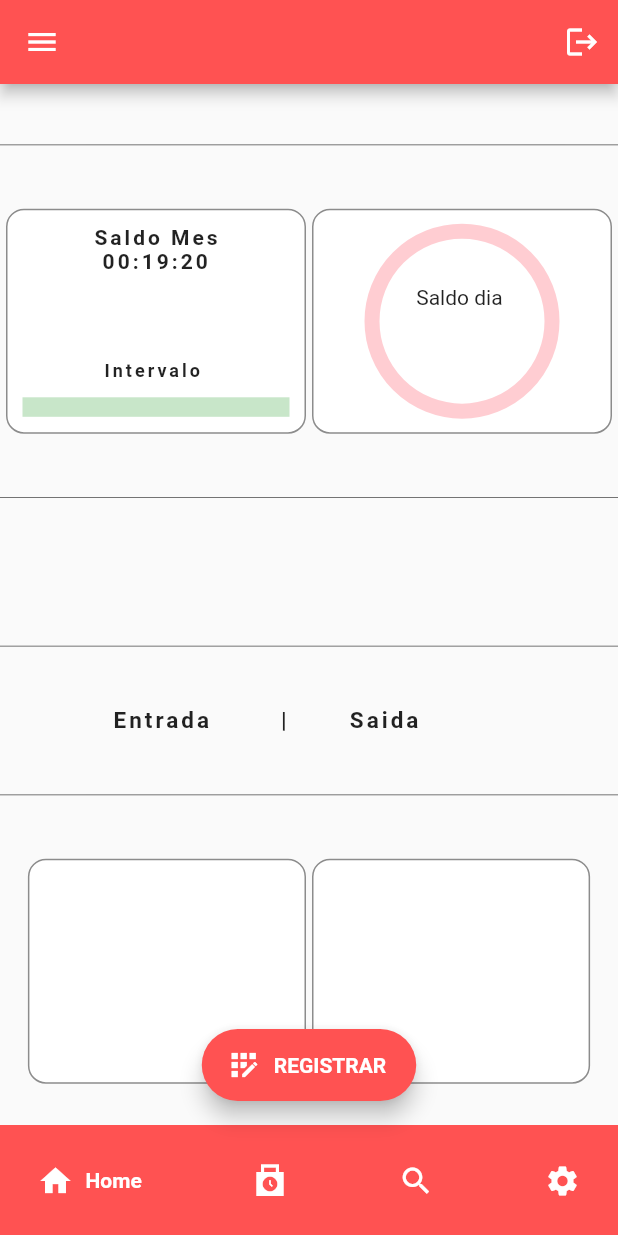
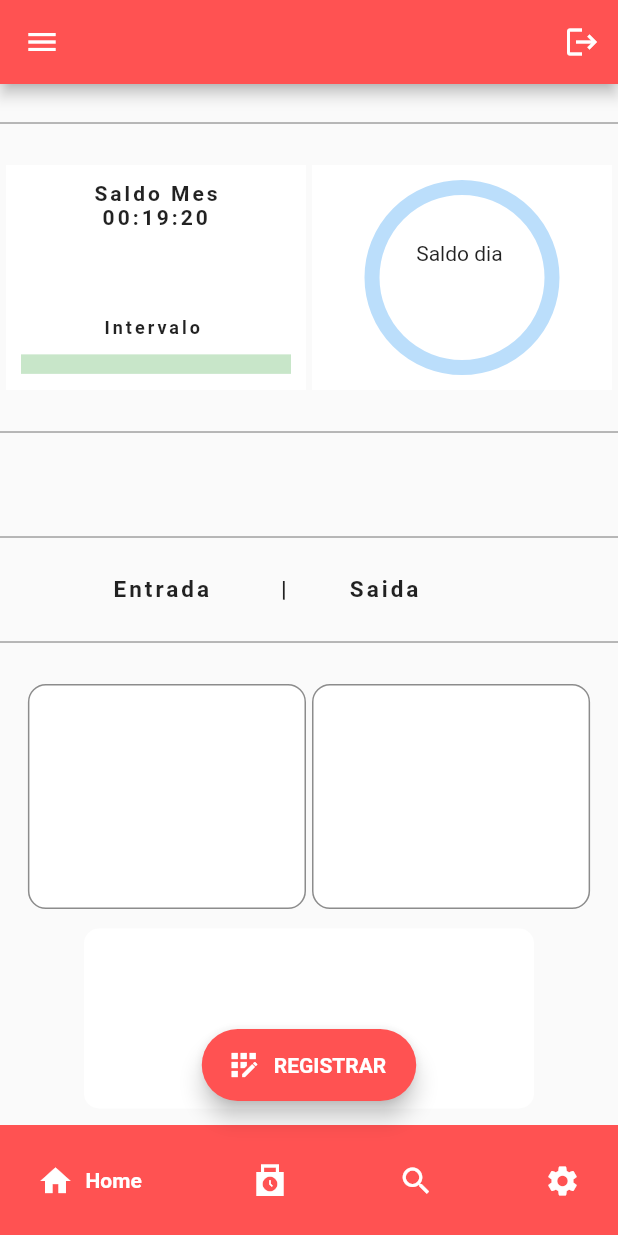
Before and after one commit to AndersonBenjamin/relogio_ponto, a Flutter app: the screen it shows once a user with an empty profile is signed in, in the side drawer, after a tap on "Home", on a phone screen of 412 x 824 dp. Run offline on Flutter 3.47's test engine with Material 2 defaults, Android fonts, the phone set to English and light mode, and no system bars; drawn by our look-alikes of google_nav_bar, percent_indicator; our stand-ins replace cloud_firestore, firebase_auth, firebase_core, google_sign_in; accounts and stored records are empty.

Commit message:
Ajuste de layout

```diff
--- a/lib/const/constants.dart
+++ b/lib/const/constants.dart
@@ -41,12 +41,13 @@ var buttonNav = const GNav(
     ),
     GButton(
       icon: Icons.settings,
-      text: 'Search',
+      text: 'Settings',
     )
   ],
 );
 
-var mainChart = Row(
+Row mainChart(Balance balance) {
+  return Row(
     mainAxisAlignment: MainAxisAlignment.spaceEvenly,
     children: [
       Container(
@@ -54,8 +55,8 @@ var mainChart = Row(
           children: <Widget>[
             Container(
               decoration: BoxDecoration(
-              border: Border.all(color: Colors.black45),
-              borderRadius: BorderRadius.circular(12.0),
+                //border: Border.all(color: Colors.black45),
+                //borderRadius: BorderRadius.circular(12.0),
                 color: Colors.white, //add it here
               ),
               margin: EdgeInsets.fromLTRB(2, 2, 2, 2),
@@ -73,8 +74,8 @@ var mainChart = Row(
                       fontSize: 14,
                     ),
                   )),
-                (const Text(
-                  'Intervalo 00:50:25',
+                  (Text(
+                    'Intervalo ${balance.interval}',
                     style: TextStyle(
                       letterSpacing: 2,
                       fontWeight: FontWeight.bold,
@@ -83,7 +84,7 @@ var mainChart = Row(
                   )),
                   LinearPercentIndicator(
                     lineHeight: 13,
-                  percent: 0.80,
+                    percent: balance.percentInterval,
                     progressColor: Colors.green,
                     backgroundColor: Colors.green.shade100,
                   ),
@@ -93,8 +94,8 @@ var mainChart = Row(
             ),
             Container(
               decoration: BoxDecoration(
-              border: Border.all(color: Colors.black45),
-              borderRadius: BorderRadius.circular(12.0),
+                //border: Border.all(color: Colors.black45),
+                //borderRadius: BorderRadius.circular(12.0),
                 color: Colors.white, //add it here
               ),
 
@@ -109,11 +110,11 @@ var mainChart = Row(
                   CircularPercentIndicator(
                     radius: 130,
                     lineWidth: 10,
-                  percent: 0.8,
-                  progressColor: Colors.red,
-                  backgroundColor: Colors.red.shade100,
+                    percent: balance.percentBalance,
+                    progressColor: Colors.blue,
+                    backgroundColor: Colors.blue.shade100,
                     circularStrokeCap: CircularStrokeCap.round,
-                  center: Text('Saldo dia \n   06:41'),
+                    center: Text('Saldo dia \n\n${balance.dayBalance}'),
                   )
                 ],
               ),
@@ -124,6 +125,7 @@ var mainChart = Row(
       )
     ],
   );
+}
 
 var mainDivider = const Divider(height: 30, color: Colors.black54);
 
@@ -138,3 +140,11 @@ Text mainText(String sText) {
   );
   return textReturn;
 }
+
+var card = Container(
+    width: 300,
+    height: 120,
+    decoration: BoxDecoration(
+      color: Colors.white,
+      borderRadius: BorderRadius.circular(10),
+    ));
--- a/lib/models/register.dart
+++ b/lib/models/register.dart
@@ -1,4 +1,4 @@
-import 'dart:ffi';
+//import 'dart:ffi';
 
 import 'package:flutter/material.dart';
 import 'package:flutter/foundation.dart';
@@ -103,6 +103,14 @@ class RegisterProvider extends ChangeNotifier {
             int.parse(partsInterval[0]), (int.parse(partsInterval[1]))) /
         _balance.intervalDay;
 
+    if (_balance.percentInterval >= 1.0) {
+      _balance.percentInterval = 1.0;
+    }
+
+    if (_balance.percentBalance >= 1.0) {
+      _balance.percentBalance = 1.0;
+    }
+
     notifyListeners();
   }
 
--- a/lib/pages/home_page.dart
+++ b/lib/pages/home_page.dart
@@ -1,4 +1,4 @@
-import 'dart:ffi';
+//import 'dart:ffi';
 
 import 'package:firebase_auth/firebase_auth.dart';
 import 'package:flutter/material.dart';
@@ -31,8 +31,6 @@ class HomePage extends StatelessWidget {
     //var saldo = myData.balanceGet;
 
     balance = Provider.of<RegisterProvider>(context, listen: false).balanceGet;
-    String _dayBalance = balance.dayBalance;
-    String _interval = balance.interval;
 
     return Scaffold(
       appBar: myAppBar,
@@ -42,84 +40,7 @@ class HomePage extends StatelessWidget {
           mainAxisAlignment: MainAxisAlignment.spaceEvenly,
           children: [
             mainDivider,
-            Row(
-              mainAxisAlignment: MainAxisAlignment.spaceEvenly,
-              children: [
-                Container(
-                  child: Row(
-                    children: <Widget>[
-                      Container(
-                        decoration: BoxDecoration(
-                          border: Border.all(color: Colors.black45),
-                          borderRadius: BorderRadius.circular(12.0),
-                          color: Colors.white, //add it here
-                        ),
-                        margin: EdgeInsets.fromLTRB(2, 2, 2, 2),
-                        //width: MediaQuery.of(context).size.width * 0.45,
-                        width: 200,
-                        height: 150,
-                        child: Column(
-                          mainAxisAlignment: MainAxisAlignment.spaceEvenly,
-                          children: [
-                            (const Text(
-                              '  Saldo Mes  \n   00:19:20 \n\n\n',
-                              style: TextStyle(
-                                letterSpacing: 2,
-                                fontWeight: FontWeight.bold,
-                                fontSize: 14,
-                              ),
-                            )),
-                            (Text(
-                              'Intervalo $_interval',
-                              style: TextStyle(
-                                letterSpacing: 2,
-                                fontWeight: FontWeight.bold,
-                                fontSize: 12,
-                              ),
-                            )),
-                            LinearPercentIndicator(
-                              lineHeight: 13,
-                              percent: balance.percentInterval,
-                              progressColor: Colors.green,
-                              backgroundColor: Colors.green.shade100,
-                            ),
-                          ],
-                        ),
-                        //color: Colors.black12,    //must be removed
-                      ),
-                      Container(
-                        decoration: BoxDecoration(
-                          border: Border.all(color: Colors.black45),
-                          borderRadius: BorderRadius.circular(12.0),
-                          color: Colors.white, //add it here
-                        ),
-
-                        margin: EdgeInsets.fromLTRB(2, 2, 2, 2),
-                        //width: MediaQuery.of(context).size.width * 0.45,
-                        width: 200,
-                        height: 150,
-
-                        child: Column(
-                          mainAxisAlignment: MainAxisAlignment.spaceEvenly,
-                          children: [
-                            CircularPercentIndicator(
-                              radius: 130,
-                              lineWidth: 10,
-                              percent: balance.percentBalance,
-                              progressColor: Colors.red,
-                              backgroundColor: Colors.red.shade100,
-                              circularStrokeCap: CircularStrokeCap.round,
-                              center: Text('Saldo dia \n\n$_dayBalance'),
-                            )
-                          ],
-                        ),
-                        //color: Colors.black12,    //must be removed
-                      ),
-                    ],
-                  ),
-                )
-              ],
-            ),
+            mainChart(balance),
             mainDivider,
             mainText(""),
             mainDivider,
@@ -194,6 +115,7 @@ class HomePage extends StatelessWidget {
                 ),
               ],
             ),
+            card,
           ],
         ),
       ),
```
Lines whose indentation alone changed are shown as unchanged.
